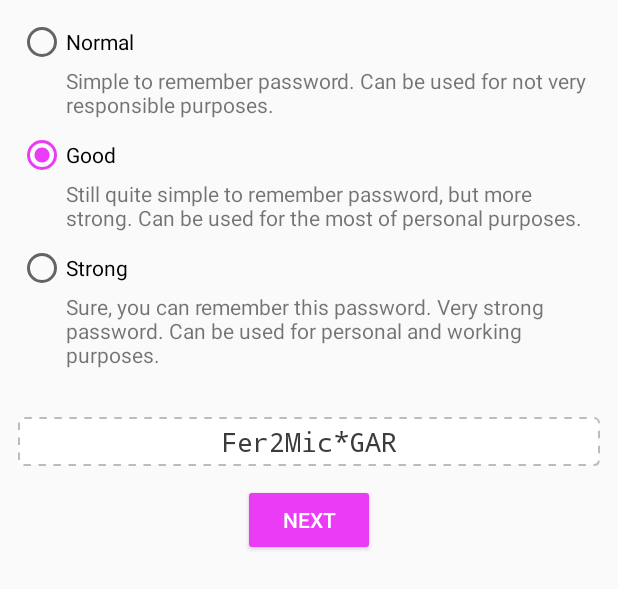
After one commit to solkin/kvassword-android, an Android app: the layout password_view.xml on its own in the app's theme, with its tools: preview values and no code run, on a phone screen of 412 x 824 dp. The commit adds this screen. Shown: the top 589 px of the screen. Run offline under Robolectric (Android 15) with nearby library versions, the phone set to English and light mode, and no system bars.

Commit message:
Add separate password and nickname layouts

```diff
--- /dev/null
+++ b/app/src/main/res/layout/password_view.xml
@@ -0,0 +1,98 @@
+<?xml version="1.0" encoding="utf-8"?>
+<ScrollView xmlns:android="http://schemas.android.com/apk/res/android"
+    xmlns:tools="http://schemas.android.com/tools"
+    android:layout_width="match_parent"
+    android:layout_height="match_parent">
+
+    <LinearLayout
+        android:layout_width="match_parent"
+        android:layout_height="wrap_content"
+        android:orientation="vertical">
+
+        <RadioGroup
+            android:id="@+id/pass_strength"
+            android:layout_width="match_parent"
+            android:layout_height="wrap_content"
+            android:checkedButton="@id/pass_good"
+            android:padding="12dp">
+
+            <android.support.v7.widget.AppCompatRadioButton
+                android:id="@+id/pass_normal"
+                android:layout_width="match_parent"
+                android:layout_height="wrap_content"
+                android:soundEffectsEnabled="false"
+                android:text="@string/pass_normal" />
+
+            <TextView
+                android:id="@+id/pass_normal_description"
+                style="@style/RadioButtonDescription"
+                android:layout_width="match_parent"
+                android:layout_height="wrap_content"
+                android:text="@string/description_pass_normal" />
+
+            <android.support.v7.widget.AppCompatRadioButton
+                android:id="@+id/pass_good"
+                android:layout_width="match_parent"
+                android:layout_height="wrap_content"
+                android:soundEffectsEnabled="false"
+                android:text="@string/pass_good" />
+
+            <TextView
+                android:id="@+id/pass_good_description"
+                style="@style/RadioButtonDescription"
+                android:layout_width="match_parent"
+                android:layout_height="wrap_content"
+                android:text="@string/description_pass_good" />
+
+            <android.support.v7.widget.AppCompatRadioButton
+                android:id="@+id/pass_strong"
+                android:layout_width="match_parent"
+                android:layout_height="wrap_content"
+                android:soundEffectsEnabled="false"
+                android:text="@string/pass_strong" />
+
+            <TextView
+                android:id="@+id/pass_strong_description"
+                style="@style/RadioButtonDescription"
+                android:layout_width="match_parent"
+                android:layout_height="wrap_content"
+                android:text="@string/description_pass_strong" />
+
+        </RadioGroup>
+
+        <LinearLayout
+            android:layout_width="match_parent"
+            android:layout_height="wrap_content"
+            android:gravity="center"
+            android:orientation="horizontal"
+            android:padding="12dp">
+
+            <TextView
+                android:id="@+id/password"
+                tools:text="Fer2Mic*GAR"
+                android:layout_width="match_parent"
+                android:layout_height="wrap_content"
+                android:background="@drawable/pass_back"
+                android:fontFamily="monospace"
+                android:gravity="center_horizontal"
+                android:paddingLeft="6dp"
+                android:paddingRight="6dp"
+                android:textColor="@color/colorChar"
+                android:textIsSelectable="true"
+                android:textSize="18sp"
+                android:typeface="monospace" />
+
+        </LinearLayout>
+
+        <Button
+            android:id="@+id/button"
+            style="@style/Widget.AppCompat.Button.Colored"
+            android:layout_width="wrap_content"
+            android:layout_height="wrap_content"
+            android:layout_gravity="center_horizontal"
+            android:soundEffectsEnabled="false"
+            android:text="@string/next" />
+
+    </LinearLayout>
+
+</ScrollView>
```
Also changed, not shown: app/src/main/res/layout/activity_main.xml (+5 -94 lines), app/src/main/res/layout/nickname_view.xml (added, +47 -0 lines).
